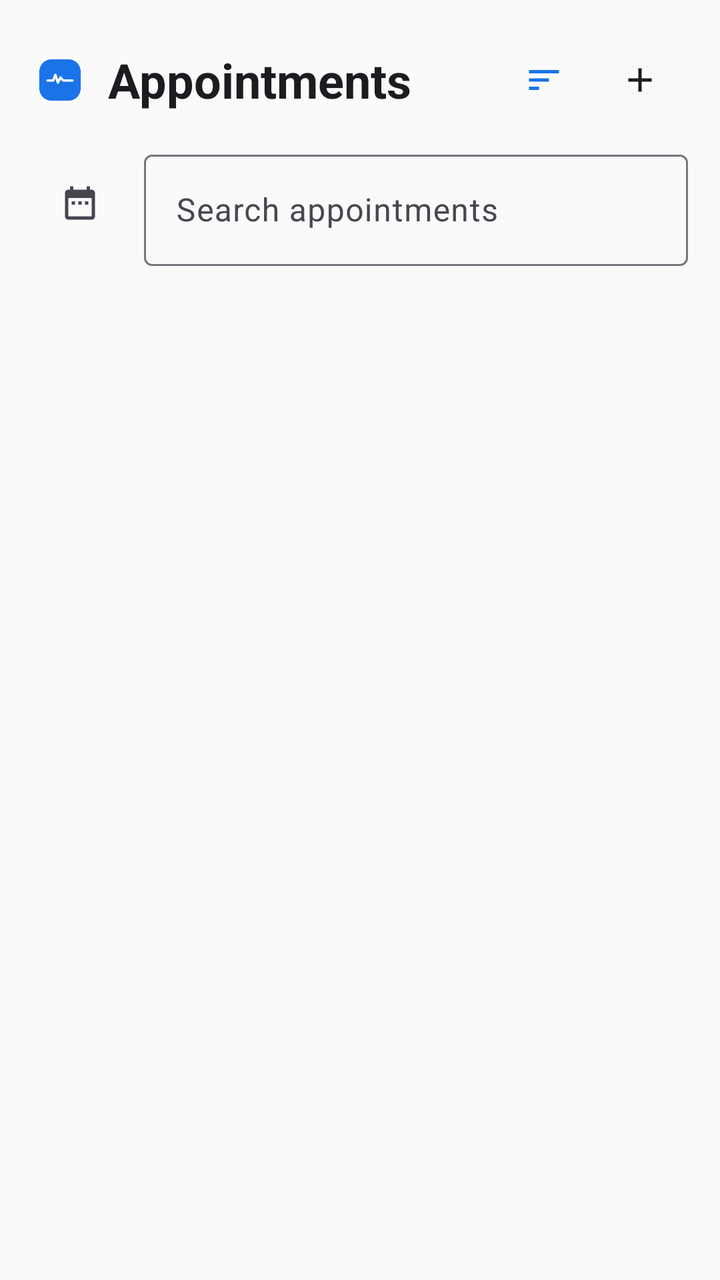
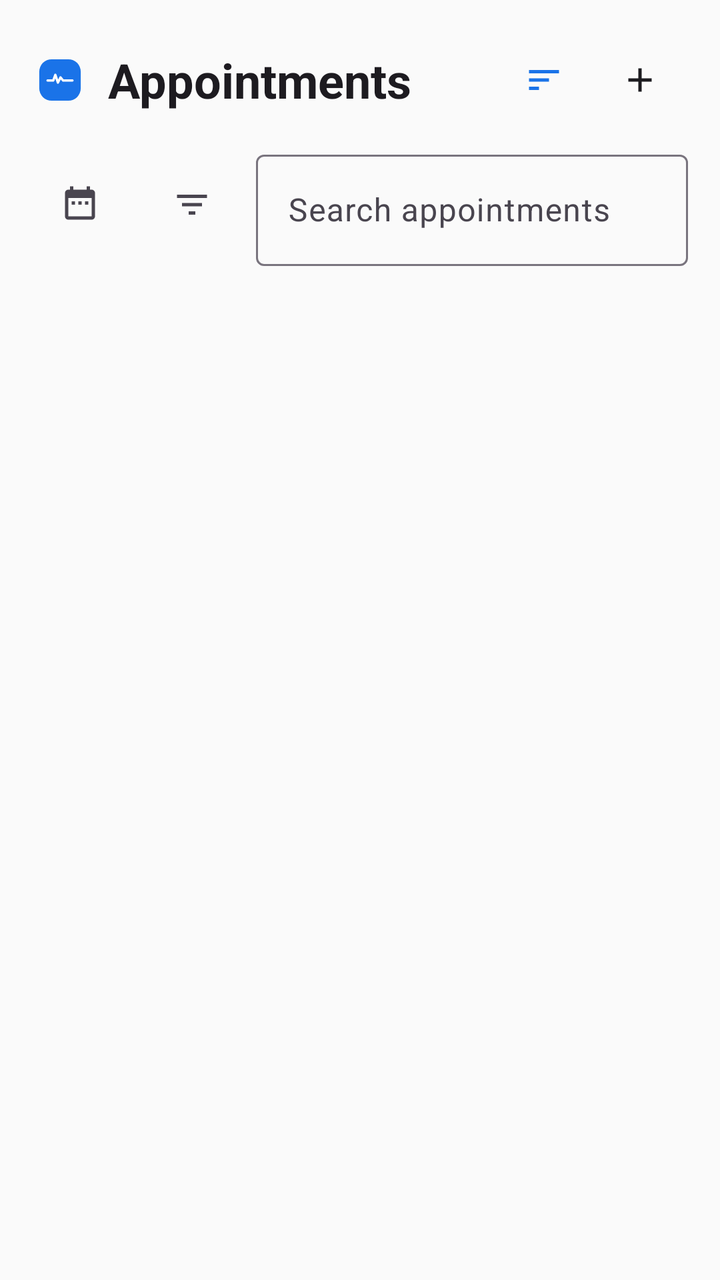

An Android layout rendered at two revisions. The XML below is the earlier revision; the diff shows what the commit changed to produce the second picture.
<!-- AndroidManifest.xml: application theme Theme.MedCare -->
<!-- res/layout/fragment_appointment_list.xml -->
<?xml version="1.0" encoding="utf-8"?>
<androidx.constraintlayout.widget.ConstraintLayout xmlns:android="http://schemas.android.com/apk/res/android"
    xmlns:app="http://schemas.android.com/apk/res-auto"
    android:layout_width="match_parent"
    android:layout_height="match_parent"
    android:padding="@dimen/margin_medium">

    <LinearLayout
        android:id="@+id/top_bar"
        android:layout_width="0dp"
        android:layout_height="wrap_content"
        android:gravity="center_vertical"
        android:orientation="horizontal"
        app:layout_constraintEnd_toEndOf="parent"
        app:layout_constraintStart_toStartOf="parent"
        app:layout_constraintTop_toTopOf="parent">

<ImageView
                android:layout_width="28dp"
                android:layout_height="28dp"
                android:contentDescription="@string/app_name"
                android:src="@drawable/ic_app_logo" />

            <TextView
                android:layout_width="wrap_content"
                android:layout_height="wrap_content"
                android:layout_marginStart="10dp"
                android:text="@string/appointments"
                android:textAppearance="@style/TextAppearance.Material3.HeadlineSmall"
                android:textStyle="bold" />

        <Space
            android:layout_width="0dp"
            android:layout_height="0dp"
            android:layout_weight="1" />

        <com.google.android.material.button.MaterialButton
            android:id="@+id/sort_button"
            style="@style/Widget.Material3.Button.IconButton"
            android:layout_width="wrap_content"
            android:layout_height="wrap_content"
            android:contentDescription="@string/sort"
            app:icon="@drawable/ic_sort" />

        <com.google.android.material.button.MaterialButton
            android:id="@+id/add_appointment_button"
            style="@style/Widget.Material3.Button.IconButton"
            android:layout_width="wrap_content"
            android:layout_height="wrap_content"
            android:contentDescription="@string/add_appointment"
            app:icon="@drawable/ic_add"
                app:iconTint="?attr/colorOnSurface" />

    </LinearLayout>

    <LinearLayout
        android:id="@+id/search_row"
        android:layout_width="0dp"
        android:layout_height="wrap_content"
        android:layout_marginTop="8dp"
        android:gravity="center_vertical"
        android:orientation="horizontal"
        app:layout_constraintEnd_toEndOf="parent"
        app:layout_constraintStart_toStartOf="parent"
        app:layout_constraintTop_toBottomOf="@id/top_bar">

        <com.google.android.material.button.MaterialButton
            android:id="@+id/filter_date_button"
            style="@style/Widget.Material3.Button.IconButton"
            android:layout_width="wrap_content"
            android:layout_height="wrap_content"
            android:layout_marginEnd="8dp"
            android:contentDescription="@string/filter_by_date"
            app:icon="@drawable/ic_calendar"
            app:iconTint="?attr/colorOnSurfaceVariant" />

        <com.google.android.material.textfield.TextInputLayout
            android:id="@+id/search_bar"
            style="@style/Widget.Material3.TextInputLayout.OutlinedBox"
            android:layout_width="0dp"
            android:layout_height="wrap_content"
            android:layout_weight="1"
            app:endIconMode="clear_text">

            <com.google.android.material.textfield.TextInputEditText
                android:id="@+id/search_edit_text"
                android:layout_width="match_parent"
                android:layout_height="wrap_content"
                android:hint="@string/search_appointments"
                android:inputType="textFilter"
                android:maxLines="1" />

        </com.google.android.material.textfield.TextInputLayout>

    </LinearLayout>

    <LinearLayout
        android:id="@+id/filter_chip_container"
        android:layout_width="0dp"
        android:layout_height="wrap_content"
        android:layout_marginTop="6dp"
        android:gravity="center_vertical"
        android:orientation="horizontal"
        android:visibility="gone"
        app:layout_constraintEnd_toEndOf="parent"
        app:layout_constraintStart_toStartOf="parent"
        app:layout_constraintTop_toBottomOf="@id/search_row">

        <View
            android:layout_width="0dp"
            android:layout_height="0dp"
            android:layout_weight="1" />

        <com.google.android.material.card.MaterialCardView
            android:id="@+id/filter_chip"
            android:layout_width="wrap_content"
            android:layout_height="wrap_content"
            app:cardCornerRadius="16dp"
            app:cardElevation="0dp"
            app:cardBackgroundColor="?attr/colorPrimaryContainer"
            app:contentPadding="0dp"
            app:strokeWidth="0dp">

            <LinearLayout
                android:layout_width="wrap_content"
                android:layout_height="wrap_content"
                android:gravity="center_vertical"
                android:orientation="horizontal"
                android:paddingStart="12dp"
                android:paddingEnd="4dp"
                android:paddingTop="4dp"
                android:paddingBottom="4dp">

                <TextView
                    android:id="@+id/filter_chip_text"
                    android:layout_width="wrap_content"
                    android:layout_height="wrap_content"
                    android:textAppearance="@style/TextAppearance.Material3.LabelSmall"
                    android:textColor="?attr/colorOnPrimaryContainer" />

                <com.google.android.material.button.MaterialButton
                    android:id="@+id/filter_chip_clear"
                    style="@style/Widget.Material3.Button.IconButton"
                    android:layout_width="24dp"
                    android:layout_height="24dp"
                    android:contentDescription="@string/clear_filter"
                    android:insetLeft="0dp"
                    android:insetTop="0dp"
                    android:insetRight="0dp"
                    android:insetBottom="0dp"
                    android:minWidth="0dp"
                    android:minHeight="0dp"
                    android:padding="0dp"
                    app:icon="@drawable/ic_close"
                    app:iconSize="16dp"
                    app:iconTint="?attr/colorOnPrimaryContainer" />

            </LinearLayout>

        </com.google.android.material.card.MaterialCardView>

    </LinearLayout>

    <LinearLayout
        android:id="@+id/empty_state_container"
        android:layout_width="wrap_content"
        android:layout_height="wrap_content"
        android:gravity="center"
        android:orientation="vertical"
        android:visibility="gone"
        app:layout_constraintBottom_toBottomOf="parent"
        app:layout_constraintEnd_toEndOf="parent"
        app:layout_constraintStart_toStartOf="parent"
        app:layout_constraintTop_toBottomOf="@id/filter_chip_container">

        <ImageView
            android:layout_width="56dp"
            android:layout_height="56dp"
            android:src="@drawable/ic_calendar"
            app:tint="?attr/colorOutline"
            android:alpha="0.6"
            android:importantForAccessibility="no" />

        <TextView
            android:id="@+id/empty_state_text"
            android:layout_width="wrap_content"
            android:layout_height="wrap_content"
            android:layout_marginTop="12dp"
            android:gravity="center"
            android:text="@string/no_appointments"
            android:textAppearance="@style/TextAppearance.Material3.BodyLarge"
            android:textColor="?attr/colorOnSurfaceVariant" />

        <com.google.android.material.button.MaterialButton
            android:id="@+id/empty_add_appointment_button"
            android:layout_width="wrap_content"
            android:layout_height="wrap_content"
            android:layout_marginTop="16dp"
            android:text="@string/add_appointment"
            app:icon="@drawable/ic_add" />

    </LinearLayout>

    <androidx.recyclerview.widget.RecyclerView
        android:id="@+id/appointment_recycler_view"
        android:layout_width="0dp"
        android:layout_height="0dp"
        android:layout_marginTop="8dp"
        android:clipChildren="false"
        android:clipToPadding="false"
        android:paddingBottom="16dp"
        app:layout_constraintBottom_toBottomOf="parent"
        app:layout_constraintEnd_toEndOf="parent"
        app:layout_constraintStart_toStartOf="parent"
        app:layout_constraintTop_toBottomOf="@id/filter_chip_container" />

</androidx.constraintlayout.widget.ConstraintLayout>
<!-- resources referenced by this layout -->
<resources>
  <dimen name="margin_medium">16dp</dimen>
  <!-- drawable ic_add (drawable) -->
  <vector xmlns:android="http://schemas.android.com/apk/res/android"
      android:width="24dp"
      android:height="24dp"
      android:viewportWidth="24"
      android:viewportHeight="24">
      <path
          android:fillColor="#FFFFFF"
          android:pathData="M19,13h-6v6h-2v-6H5v-2h6V5h2v6h6v2z" />
  </vector>
  <!-- drawable ic_app_logo (drawable) -->
  <?xml version="1.0" encoding="utf-8"?>
  <vector xmlns:android="http://schemas.android.com/apk/res/android"
      android:width="108dp"
      android:height="108dp"
      android:viewportWidth="108"
      android:viewportHeight="108">
  
      
      <path
          android:fillColor="?attr/colorPrimary"
          android:pathData="M38,14 h32 a24,24 0 0 1 24,24 v32 a24,24 0 0 1 -24,24 h-32 a24,24 0 0 1 -24,-24 v-32 a24,24 0 0 1 24,-24 z" />
  
      
      <path
          android:pathData="M30,55 L41,55 L45,44 L50,59 L55,49 L60,55 L78,55"
          android:fillColor="#00000000"
          android:strokeColor="?attr/colorOnPrimary"
          android:strokeWidth="4.5"
          android:strokeLineCap="round"
          android:strokeLineJoin="round" />
  </vector>
  <!-- drawable ic_sort (drawable) -->
  <vector xmlns:android="http://schemas.android.com/apk/res/android"
      android:width="24dp"
      android:height="24dp"
      android:viewportWidth="24"
      android:viewportHeight="24"
      android:tint="?attr/colorOnPrimary">
      <path
          android:fillColor="#FFFFFF"
          android:pathData="M3,18h6v-2L3,16v2zM3,6v2h18L21,6L3,6zM3,13h12v-2L3,11v2z" />
  </vector>
  <string name="add_appointment">Add Appointment</string>
  <string name="app_name">MedCare</string>
  <string name="appointments">Appointments</string>
  <string name="clear_filter">Clear filter</string>
  <string name="filter_by_date">Filter by date</string>
  <string name="no_appointments">No appointments yet</string>
  <string name="search_appointments">Search appointments</string>
  <string name="sort">Sort</string>
  <style name="Theme.MedCare" parent="Theme.MedCare.Blue" />
  <style name="Base.Theme.MedCare.Light" parent="Theme.Material3.Light.NoActionBar">
          <item name="colorError">@color/error</item>
          <item name="colorOnError">@color/on_error</item>
          <item name="android:windowLightStatusBar">true</item>
      </style>
  <color name="primary">#1A73E8</color>
  <color name="primary_variant">#1557B0</color>
  <color name="on_primary">#FFFFFF</color>
  <color name="primary_container">#D2E3FC</color>
  <color name="on_primary_container">#041E49</color>
  <color name="tertiary">#4285F4</color>
  <color name="tertiary_container">#D2E3FC</color>
  <color name="on_tertiary_container">#041E49</color>
  <color name="secondary">#03DAC6</color>
  <color name="secondary_variant">#018786</color>
  <color name="on_secondary">#000000</color>
  <color name="background">#FAFAFA</color>
  <color name="on_background">#1C1B1F</color>
  <color name="surface">#FFFFFF</color>
  <color name="on_surface">#1C1B1F</color>
  <color name="text_secondary">#49454F</color>
  <color name="outline">#79747E</color>
  <color name="divider">#E0E0E0</color>
  <color name="error">#B3261E</color>
  <color name="on_error">#FFFFFF</color>
  <!-- unchanged entries left out for length: 3 -->
</resources>

<!-- the commit's change to res/layout/fragment_appointment_list.xml (unified diff, before → after) -->
@@ -72,6 +72,16 @@
             android:layout_marginEnd="8dp"
             android:contentDescription="@string/filter_by_date"
             app:icon="@drawable/ic_calendar"
+            app:iconTint="?attr/colorOnSurfaceVariant" />
+
+        <com.google.android.material.button.MaterialButton
+            android:id="@+id/filter_status_button"
+            style="@style/Widget.Material3.Button.IconButton"
+            android:layout_width="wrap_content"
+            android:layout_height="wrap_content"
+            android:layout_marginEnd="8dp"
+            android:contentDescription="@string/filter_by_status"
+            app:icon="@drawable/ic_filter"
             app:iconTint="?attr/colorOnSurfaceVariant" />
 
         <com.google.android.material.textfield.TextInputLayout
@@ -161,45 +171,53 @@
 
     </LinearLayout>
 
-    <LinearLayout
+    <ScrollView
         android:id="@+id/empty_state_container"
-        android:layout_width="wrap_content"
-        android:layout_height="wrap_content"
-        android:gravity="center"
-        android:orientation="vertical"
+        android:layout_width="0dp"
+        android:layout_height="0dp"
+        android:fillViewport="true"
+        android:scrollbars="none"
         android:visibility="gone"
         app:layout_constraintBottom_toBottomOf="parent"
         app:layout_constraintEnd_toEndOf="parent"
         app:layout_constraintStart_toStartOf="parent"
         app:layout_constraintTop_toBottomOf="@id/filter_chip_container">
 
-        <ImageView
-            android:layout_width="56dp"
-            android:layout_height="56dp"
-            android:src="@drawable/ic_calendar"
-            app:tint="?attr/colorOutline"
-            android:alpha="0.6"
-            android:importantForAccessibility="no" />
-
-        <TextView
-            android:id="@+id/empty_state_text"
-            android:layout_width="wrap_content"
-            android:layout_height="wrap_content"
-            android:layout_marginTop="12dp"
+        <LinearLayout
+            android:layout_width="match_parent"
+            android:layout_height="wrap_content"
             android:gravity="center"
-            android:text="@string/no_appointments"
-            android:textAppearance="@style/TextAppearance.Material3.BodyLarge"
-            android:textColor="?attr/colorOnSurfaceVariant" />
-
-        <com.google.android.material.button.MaterialButton
-            android:id="@+id/empty_add_appointment_button"
-            android:layout_width="wrap_content"
-            android:layout_height="wrap_content"
-            android:layout_marginTop="16dp"
-            android:text="@string/add_appointment"
-            app:icon="@drawable/ic_add" />
-
-    </LinearLayout>
+            android:orientation="vertical">
+
+            <ImageView
+                android:layout_width="56dp"
+                android:layout_height="56dp"
+                android:src="@drawable/ic_calendar"
+                app:tint="?attr/colorOutline"
+                android:alpha="0.6"
+                android:importantForAccessibility="no" />
+
+            <TextView
+                android:id="@+id/empty_state_text"
+                android:layout_width="wrap_content"
+                android:layout_height="wrap_content"
+                android:layout_marginTop="12dp"
+                android:gravity="center"
+                android:text="@string/no_appointments"
+                android:textAppearance="@style/TextAppearance.Material3.BodyLarge"
+                android:textColor="?attr/colorOnSurfaceVariant" />
+
+            <com.google.android.material.button.MaterialButton
+                android:id="@+id/empty_add_appointment_button"
+                android:layout_width="wrap_content"
+                android:layout_height="wrap_content"
+                android:layout_marginTop="16dp"
+                android:text="@string/add_appointment"
+                app:icon="@drawable/ic_add" />
+
+        </LinearLayout>
+
+    </ScrollView>
 
     <androidx.recyclerview.widget.RecyclerView
         android:id="@+id/appointment_recycler_view"
<!-- resource entries referenced after the edit -->
@@ -19,12 +19,10 @@
       android:viewportWidth="108"
       android:viewportHeight="108">
   
-      
       <path
           android:fillColor="?attr/colorPrimary"
           android:pathData="M38,14 h32 a24,24 0 0 1 24,24 v32 a24,24 0 0 1 -24,24 h-32 a24,24 0 0 1 -24,-24 v-32 a24,24 0 0 1 24,-24 z" />
   
-      
       <path
           android:pathData="M30,55 L41,55 L45,44 L50,59 L55,49 L60,55 L78,55"
           android:fillColor="#00000000"
@@ -32,6 +30,16 @@
           android:strokeWidth="4.5"
           android:strokeLineCap="round"
           android:strokeLineJoin="round" />
+  </vector>
+  <!-- drawable ic_filter (drawable) -->
+  <vector xmlns:android="http://schemas.android.com/apk/res/android"
+      android:width="24dp"
+      android:height="24dp"
+      android:viewportWidth="24.0"
+      android:viewportHeight="24.0">
+      <path
+          android:fillColor="#FF000000"
+          android:pathData="M10,18h4v-2h-4v2zM3,6v2h18V6H3zM6,13h12v-2H6v2z" />
   </vector>
   <!-- drawable ic_sort (drawable) -->
   <vector xmlns:android="http://schemas.android.com/apk/res/android"
@@ -49,6 +57,7 @@
   <string name="appointments">Appointments</string>
   <string name="clear_filter">Clear filter</string>
   <string name="filter_by_date">Filter by date</string>
+  <string name="filter_by_status">Filter by status</string>
   <string name="no_appointments">No appointments yet</string>
   <string name="search_appointments">Search appointments</string>
   <string name="sort">Sort</string>
